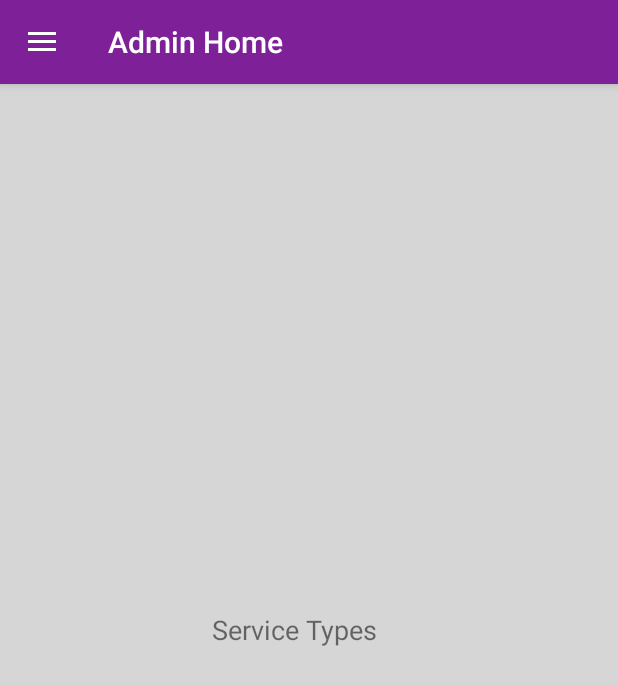
After one commit to kalanal/SmallBrains, an Android app: the fragment ServiceTypes placed in its activity, on a phone screen of 412 x 824 dp. The commit adds this screen. Shown: the top 685 px of the screen. Run offline under Robolectric (Android 15) with nearby library versions, the phone set to English and light mode, and no system bars; libraries missing offline, so code that uses them is left out: com.github.mikephil.charting.

Commit message:
Navigation Bar and Part of Admin Page

```diff
--- /dev/null
+++ b/app/src/main/java/com/example/gethelp/AdminHome.java
@@ -0,0 +1,23 @@
+package com.example.gethelp;
+
+import android.os.Bundle;
+import android.view.LayoutInflater;
+import android.view.View;
+import android.view.ViewGroup;
+
+import androidx.annotation.NonNull;
+import androidx.annotation.Nullable;
+import androidx.fragment.app.Fragment;
+
+public class AdminHome extends Fragment {
+
+
+
+    @Nullable
+    @Override
+    public View onCreateView(@NonNull LayoutInflater inflater, @Nullable ViewGroup container, @Nullable Bundle savedInstanceState) {
+        return inflater.inflate(R.layout.admin_home,container,false);
+    }
+
+
+}
--- /dev/null
+++ b/app/src/main/java/com/example/gethelp/MainActivity.java
@@ -0,0 +1,99 @@
+package com.example.gethelp;
+
+import androidx.annotation.NonNull;
+import androidx.appcompat.app.ActionBarDrawerToggle;
+import androidx.appcompat.app.AppCompatActivity;
+import androidx.appcompat.widget.Toolbar;
+import androidx.core.view.GravityCompat;
+import androidx.drawerlayout.widget.DrawerLayout;
+
+import android.os.Bundle;
+import android.view.MenuItem;
+
+import com.github.mikephil.charting.charts.PieChart;
+import com.github.mikephil.charting.data.PieData;
+import com.github.mikephil.charting.data.PieDataSet;
+import com.github.mikephil.charting.data.PieEntry;
+import com.google.android.material.navigation.NavigationView;
+
+import java.util.ArrayList;
+import java.util.List;
+
+public class MainActivity extends AppCompatActivity implements NavigationView.OnNavigationItemSelectedListener {
+
+    private DrawerLayout drawer;
+    float values[] = {6f,1f,3f};
+    String titles[] = {"Technician","Carpenter","Plumber"};
+
+    @Override
+    protected void onCreate(Bundle savedInstanceState) {
+        super.onCreate(savedInstanceState);
+        setContentView(R.layout.activity_main);
+
+        Toolbar toolbar = findViewById(R.id.toolbar);
+        setSupportActionBar(toolbar);
+
+        drawer = findViewById(R.id.drawer_layout);
+        NavigationView navigationView = findViewById(R.id.nav_view);
+        navigationView.setNavigationItemSelectedListener(this);
+
+        ActionBarDrawerToggle toggle = new ActionBarDrawerToggle(this,drawer,toolbar , R.string.navigation_drawer_open, R.string.navigation_drawer_close);
+        drawer.addDrawerListener(toggle);
+        toggle.syncState();
+
+        if(savedInstanceState == null){
+            getSupportFragmentManager().beginTransaction().replace(R.id.fragment_container, new AdminHome()).commit();
+            setTitle(R.string.admin_home_title);
+            navigationView.setCheckedItem(R.id.nav_admin_home);
+//            setupPieChart();
+        }
+
+    }
+
+    @Override
+    public boolean onNavigationItemSelected(@NonNull MenuItem item) {
+        switch (item.getItemId()){
+            case R.id.nav_admin_home:
+                getSupportFragmentManager().beginTransaction().replace(R.id.fragment_container, new AdminHome()).commit();
+                setTitle(R.string.admin_home_title);
+//                setupPieChart();
+                break;
+            case R.id.nav_service_types:
+                getSupportFragmentManager().beginTransaction().replace(R.id.fragment_container, new ServiceTypes()).commit();
+                setTitle(R.string.service_types_title);
+                break;
+            case R.id.nav_user_approvals:
+                getSupportFragmentManager().beginTransaction().replace(R.id.fragment_container, new UserApprovals()).commit();
+                setTitle(R.string.user_approvals_title);
+                break;
+        }
+
+        drawer.closeDrawer(GravityCompat.START);
+        return true;
+    }
+
+    @Override
+    public void onBackPressed() {
+        if (drawer.isDrawerOpen(GravityCompat.START)){
+            drawer.closeDrawer(GravityCompat.START);
+        } else {
+            super.onBackPressed();
+        }
+    }
+
+    private void setupPieChart() {
+        //Populating a list of pie entries
+        List<PieEntry> pieEntries = new ArrayList<>();
+        for(int i=0; i< values.length; i++){
+            pieEntries.add(new PieEntry(values[i],titles[i]));
+        }
+
+        PieDataSet dataSet = new PieDataSet(pieEntries,"Service Performance");
+        PieData data = new PieData(dataSet);
+
+        // Get the chart
+        PieChart chart = (PieChart)findViewById(R.id.service_chart);
+        chart.setData(data);
+    }
+
+}
--- /dev/null
+++ b/app/src/main/java/com/example/gethelp/ServiceTypes.java
@@ -0,0 +1,19 @@
+package com.example.gethelp;
+
+import android.os.Bundle;
+import android.view.LayoutInflater;
+import android.view.View;
+import android.view.ViewGroup;
+
+import androidx.annotation.NonNull;
+import androidx.annotation.Nullable;
+import androidx.fragment.app.Fragment;
+
+public class ServiceTypes extends Fragment {
+
+    @Nullable
+    @Override
+    public View onCreateView(@NonNull LayoutInflater inflater, @Nullable ViewGroup container, @Nullable Bundle savedInstanceState) {
+        return inflater.inflate(R.layout.service_types,container,false);
+    }
+}
--- /dev/null
+++ b/app/src/main/res/drawable/ic_home.xml
@@ -0,0 +1,10 @@
+<vector xmlns:android="http://schemas.android.com/apk/res/android"
+    android:width="24dp"
+    android:height="24dp"
+    android:viewportWidth="24"
+    android:viewportHeight="24"
+    android:tint="?attr/colorControlNormal">
+  <path
+      android:fillColor="@android:color/white"
+      android:pathData="M10,20v-6h4v6h5v-8h3L12,3 2,12h3v8z"/>
+</vector>
--- /dev/null
+++ b/app/src/main/res/drawable/ic_service_types.xml
@@ -0,0 +1,16 @@
+<vector xmlns:android="http://schemas.android.com/apk/res/android"
+    android:width="24dp"
+    android:height="24dp"
+    android:viewportWidth="24"
+    android:viewportHeight="24"
+    android:tint="?attr/colorControlNormal">
+  <path
+      android:fillColor="@android:color/white"
+      android:pathData="M12,2l-5.5,9h11z"/>
+  <path
+      android:fillColor="@android:color/white"
+      android:pathData="M17.5,17.5m-4.5,0a4.5,4.5 0,1 1,9 0a4.5,4.5 0,1 1,-9 0"/>
+  <path
+      android:fillColor="@android:color/white"
+      android:pathData="M3,13.5h8v8H3z"/>
+</vector>
--- /dev/null
+++ b/app/src/main/res/drawable/ic_user_approvals.xml
@@ -0,0 +1,10 @@
+<vector xmlns:android="http://schemas.android.com/apk/res/android"
+    android:width="24dp"
+    android:height="24dp"
+    android:viewportWidth="24"
+    android:viewportHeight="24"
+    android:tint="?attr/colorControlNormal">
+  <path
+      android:fillColor="@android:color/white"
+      android:pathData="M12,1L3,5v6c0,5.55 3.84,10.74 9,12 5.16,-1.26 9,-6.45 9,-12L21,5l-9,-4zM10,17l-4,-4 1.41,-1.41L10,14.17l6.59,-6.59L18,9l-8,8z"/>
+</vector>
--- /dev/null
+++ b/app/src/main/res/layout/activity_main.xml
@@ -0,0 +1,42 @@
+<?xml version="1.0" encoding="utf-8"?>
+<androidx.drawerlayout.widget.DrawerLayout xmlns:android="http://schemas.android.com/apk/res/android"
+    xmlns:app="http://schemas.android.com/apk/res-auto"
+    xmlns:tools="http://schemas.android.com/tools"
+    android:id="@+id/drawer_layout"
+    android:layout_width="match_parent"
+    android:layout_height="match_parent"
+    android:fitsSystemWindows="true"
+    tools:context=".MainActivity"
+    tools:openDrawer="start">
+
+    <LinearLayout
+        android:layout_width="match_parent"
+        android:layout_height="match_parent"
+        android:orientation="vertical">
+
+        <androidx.appcompat.widget.Toolbar
+            android:id="@+id/toolbar"
+            android:layout_width="match_parent"
+            android:layout_height="?attr/actionBarSize"
+            android:background="@color/colorPrimary"
+            android:elevation="4dp"
+            android:theme="@style/ThemeOverlay.AppCompat.Dark.ActionBar"
+            app:popupTheme="@style/ThemeOverlay.AppCompat.Light" />
+
+        <FrameLayout
+            android:id="@+id/fragment_container"
+            android:layout_width="match_parent"
+            android:layout_height="match_parent" />
+
+    </LinearLayout>
+
+    <com.google.android.material.navigation.NavigationView
+        android:id="@+id/nav_view"
+        android:layout_width="wrap_content"
+        android:layout_height="match_parent"
+        android:layout_gravity="start"
+        app:headerLayout="@layout/nav_header"
+        app:menu="@menu/nav_menu" />
+
+
+</androidx.drawerlayout.widget.DrawerLayout>
--- /dev/null
+++ b/app/src/main/res/layout/service_types.xml
@@ -0,0 +1,18 @@
+<?xml version="1.0" encoding="utf-8"?>
+<RelativeLayout xmlns:android="http://schemas.android.com/apk/res/android"
+    android:layout_width="match_parent"
+    android:layout_height="match_parent"
+    android:background="@color/colorBackground">
+
+    <TextView
+        android:id="@+id/serviceTypes"
+        android:layout_width="wrap_content"
+        android:layout_height="wrap_content"
+        android:layout_alignParentStart="true"
+        android:layout_alignParentTop="true"
+        android:layout_centerInParent="true"
+        android:layout_marginStart="141dp"
+        android:layout_marginTop="351dp"
+        android:text="@string/service_types_title"
+        android:textSize="18sp" />
+</RelativeLayout>
--- /dev/null
+++ b/app/src/main/res/menu/nav_menu.xml
@@ -0,0 +1,20 @@
+<?xml version="1.0" encoding="utf-8"?>
+<menu xmlns:android="http://schemas.android.com/apk/res/android"
+    xmlns:tools="http://schemas.android.com/tools"
+    tools:showIn="navigation_view">
+
+    <group android:checkableBehavior="single">
+        <item
+            android:id="@+id/nav_admin_home"
+            android:icon="@drawable/ic_home"
+            android:title="Home" />
+        <item
+            android:id="@+id/nav_user_approvals"
+            android:icon="@drawable/ic_user_approvals"
+            android:title="User Approvals" />
+        <item
+            android:id="@+id/nav_service_types"
+            android:icon="@drawable/ic_service_types"
+            android:title="Service Types" />
+    </group>
+</menu>
--- a/app/src/main/res/values/colors.xml
+++ b/app/src/main/res/values/colors.xml
@@ -1,6 +1,8 @@
 <?xml version="1.0" encoding="utf-8"?>
 <resources>
-    <color name="colorPrimary">#6200EE</color>
+    <color name="colorPrimary">#7E2199</color>
     <color name="colorPrimaryDark">#3700B3</color>
     <color name="colorAccent">#03DAC5</color>
+    <color name="textDefault">#FFFFFF</color>
+    <color name="colorBackground">#D6D6D6</color>
 </resources>
--- /dev/null
+++ b/app/src/main/res/values/dimens.xml
@@ -0,0 +1,3 @@
+<resources>
+    <!-- Default screen margins, per the Android Design guidelines. -->
+</resources>
--- a/app/src/main/res/values/strings.xml
+++ b/app/src/main/res/values/strings.xml
@@ -1,3 +1,11 @@
 <resources>
     <string name="app_name">GetHelp</string>
+    <string name="navigation_drawer_open">Open Navigation Drawer</string>
+    <string name="navigation_drawer_close">Close Navigation Drawer</string>
+
+    <!--Page titles-->
+    <string name="admin_home_title">Admin Home</string>
+    <string name="service_types_title">Service Types</string>
+    <string name="user_approvals_title">User Approvals</string>
+    <string name="approve_user_title">Approve User</string>
 </resources>
--- a/app/src/main/res/values/styles.xml
+++ b/app/src/main/res/values/styles.xml
@@ -7,4 +7,10 @@
         <item name="colorAccent">@color/colorAccent</item>
     </style>
 
+    <style name="AppTheme.NoActionBar">
+        <item name="windowActionBar">false</item>
+        <item name="windowNoTitle">true</item>
+        <item name="android:statusBarColor">@android:color/transparent</item>
+    </style>
+
 </resources>
--- a/build.gradle
+++ b/build.gradle
@@ -17,6 +17,10 @@ allprojects {
         google()
         jcenter()
     }
+
+    repositories {
+        maven { url 'https://jitpack.io' }
+    }
 }
 
 task clean(type: Delete) {
```
Also changed, not shown: app/build.gradle (+9 -1 lines), app/src/main/AndroidManifest.xml (+11 -1 lines), app/src/main/java/com/example/gethelp/UserApprovals.java (added, +19 -0 lines), app/src/main/res/layout/admin_home.xml (added, +102 -0 lines), app/src/main/res/layout/nav_header.xml (added, +24 -0 lines), app/src/main/res/layout/user_approvals.xml (added, +19 -0 lines).
